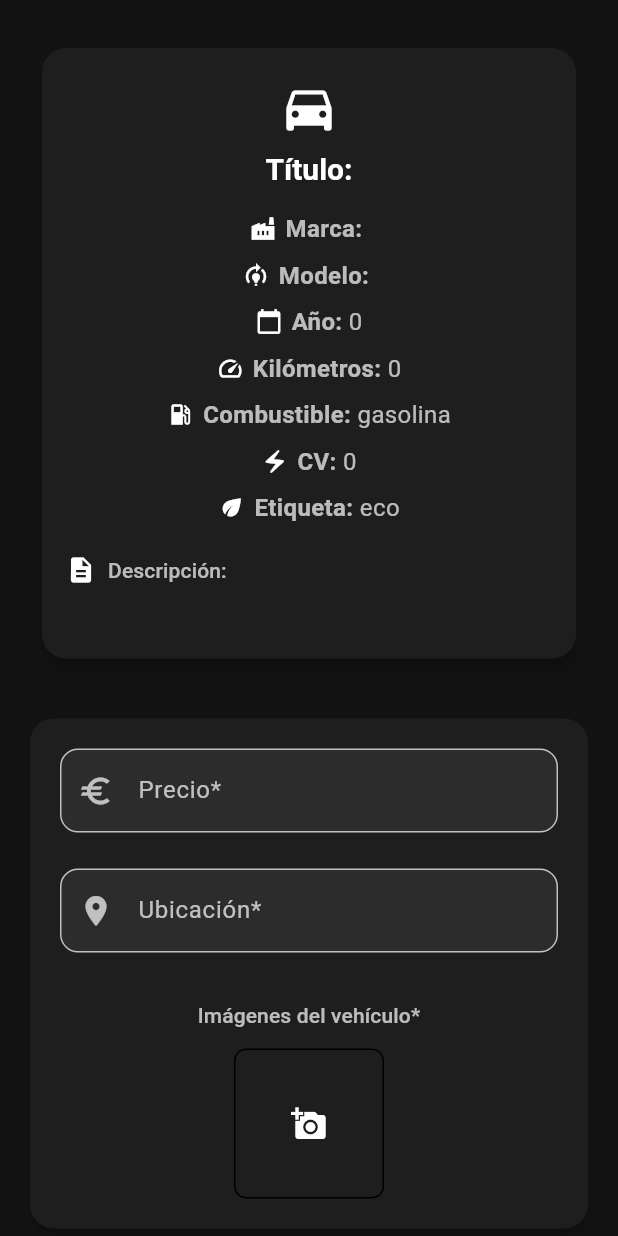
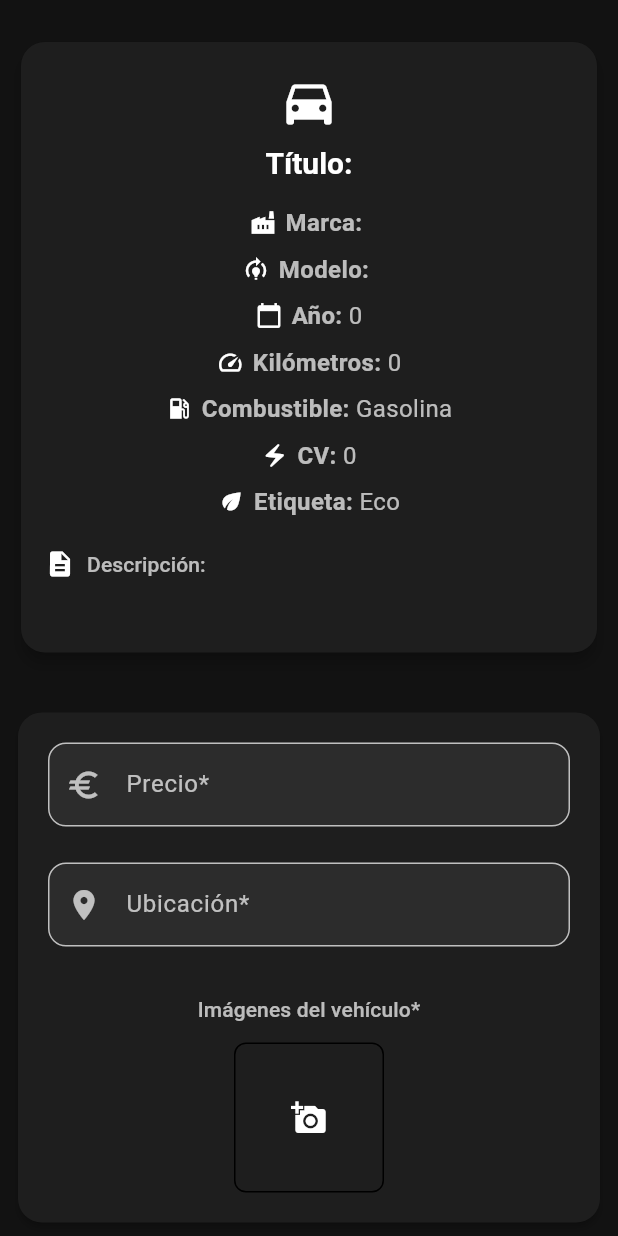
Before and after one commit to Serter998/CarSeek, a Flutter app: the SellCreateSubmitScreen screen opened directly with empty values, on a phone screen of 412 x 824 dp. Run offline on Flutter 3.47's test engine with Material 3 defaults, Android fonts, the light colour scheme and no system bars; our stand-ins replace dartz, flutter_bloc, flutter_dotenv, flutter_secure_storage, get_it, image_picker and 1 more; accounts and stored records are empty.

Commit message:
Arreglo de bugs y mejoras esteticas

```diff
--- a/lib/features/sell/presentation/screens/sell_create_caracteristics_screen.dart
+++ b/lib/features/sell/presentation/screens/sell_create_caracteristics_screen.dart
@@ -146,7 +146,7 @@ class _SellCreateCaracteristicsScreenState
     return Scaffold(
       body: SafeArea(
         child: SingleChildScrollView(
-          padding: const EdgeInsets.symmetric(horizontal: 20, vertical: 24),
+          padding: const EdgeInsets.symmetric(horizontal: 6, vertical: 20),
           child: Column(
             crossAxisAlignment: CrossAxisAlignment.start,
             children: [
--- a/lib/features/sell/presentation/screens/sell_create_submit_screen.dart
+++ b/lib/features/sell/presentation/screens/sell_create_submit_screen.dart
@@ -233,7 +233,7 @@ class _SellCreateSubmitScreenState extends State<SellCreateSubmitScreen> {
     return Scaffold(
       body: SafeArea(
         child: SingleChildScrollView(
-          padding: const EdgeInsets.symmetric(horizontal: 20, vertical: 24),
+          padding: const EdgeInsets.symmetric(horizontal: 6, vertical: 20),
           child: Column(
             crossAxisAlignment: CrossAxisAlignment.start,
             children: [
@@ -255,7 +255,7 @@ class _SellCreateSubmitScreenState extends State<SellCreateSubmitScreen> {
                   borderRadius: BorderRadius.circular(16),
                 ),
                 elevation: 2,
-                margin: const EdgeInsets.only(bottom: 24),
+                margin: const EdgeInsets.symmetric(horizontal: 6),
                 child: Padding(
                   padding: const EdgeInsets.all(20),
                   child: Column(
--- a/lib/features/sell/presentation/screens/sell_create_title_screen.dart
+++ b/lib/features/sell/presentation/screens/sell_create_title_screen.dart
@@ -49,7 +49,7 @@ class _SellCreateTitleScreenState extends State<SellCreateTitleScreen> {
     return Scaffold(
       body: SafeArea(
         child: SingleChildScrollView(
-          padding: const EdgeInsets.symmetric(horizontal: 16, vertical: 20),
+          padding: const EdgeInsets.symmetric(horizontal: 6, vertical: 20),
           child: Center(
             child: Card(
               shape: RoundedRectangleBorder(
--- a/lib/features/sell/presentation/widgets/detalle_vehiculo_widget.dart
+++ b/lib/features/sell/presentation/widgets/detalle_vehiculo_widget.dart
@@ -1,3 +1,5 @@
+import 'package:car_seek/share/domain/enums/tipo_combustible.dart';
+import 'package:car_seek/share/domain/enums/tipo_etiqueta.dart';
 import 'package:flutter/material.dart';
 
 class DetalleVehiculoWidget extends StatelessWidget {
@@ -8,8 +10,8 @@ class DetalleVehiculoWidget extends StatelessWidget {
   final String km;
   final String cv;
   final String descripcion;
-  final Enum tipoCombustible;
-  final Enum tipoEtiqueta;
+  final TipoCombustible tipoCombustible;
+  final TipoEtiqueta tipoEtiqueta;
 
   const DetalleVehiculoWidget({
     super.key,
@@ -46,9 +48,9 @@ class DetalleVehiculoWidget extends StatelessWidget {
                 _buildInfoItem(Icons.model_training, "Modelo", modelo),
                 _buildInfoItem(Icons.calendar_today, "Año", anio),
                 _buildInfoItem(Icons.speed, "Kilómetros", km),
-                _buildInfoItem(Icons.local_gas_station, "Combustible", tipoCombustible.name),
+                _buildInfoItem(Icons.local_gas_station, "Combustible", tipoCombustible.nombre),
                 _buildInfoItem(Icons.electric_bolt, "CV", cv),
-                _buildInfoItem(Icons.eco, "Etiqueta", tipoEtiqueta.name),
+                _buildInfoItem(Icons.eco, "Etiqueta", tipoEtiqueta.nombre),
 
                 const SizedBox(height: 16),
                 // Descripción alineada a la izquierda
--- a/lib/features/sell/presentation/widgets/sell_create_caracteristicas_widget.dart
+++ b/lib/features/sell/presentation/widgets/sell_create_caracteristicas_widget.dart
@@ -93,7 +93,7 @@ class SellCreateCaracteristicsCard extends StatelessWidget {
             // Tipo de combustible
             _buildDropdownItem(
                 Icons.local_gas_station,
-                'Selecciona el tipo de combustible*',
+                'Combustible*',
                 TipoCombustible.values,
                 combustibleSeleccionado,
                 onCombustibleChanged,
@@ -113,7 +113,7 @@ class SellCreateCaracteristicsCard extends StatelessWidget {
             // Tipo de etiqueta
             _buildDropdownItem(
                 Icons.eco,
-                'Selecciona el tipo de etiqueta*',
+                'Etiqueta*',
                 TipoEtiqueta.values,
                 etiquetaSeleccionada,
                 onEtiquetaChanged,
```
